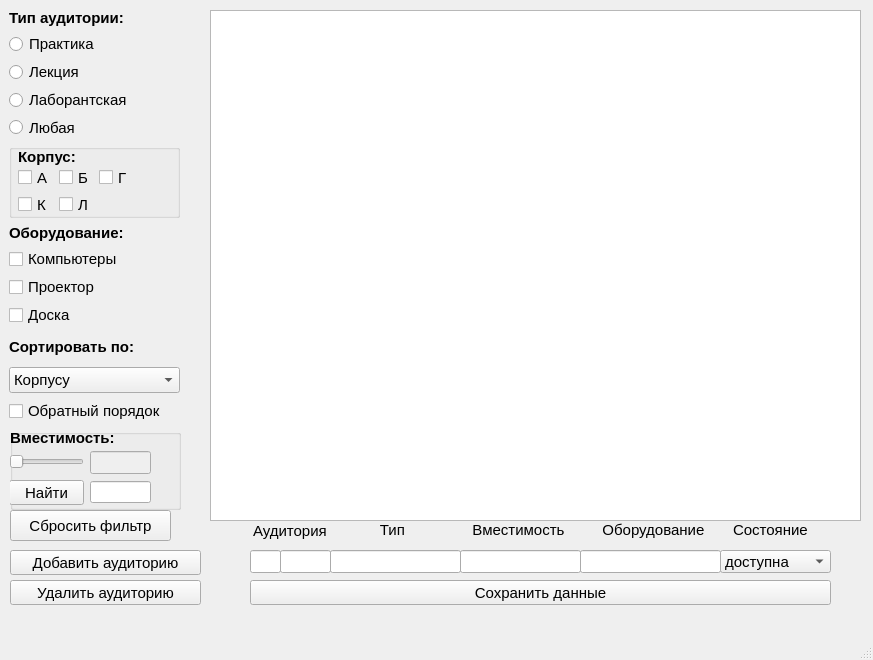
First picture: the form in mainwindow.ui, repository kirill737/BookingApp, before the edit.
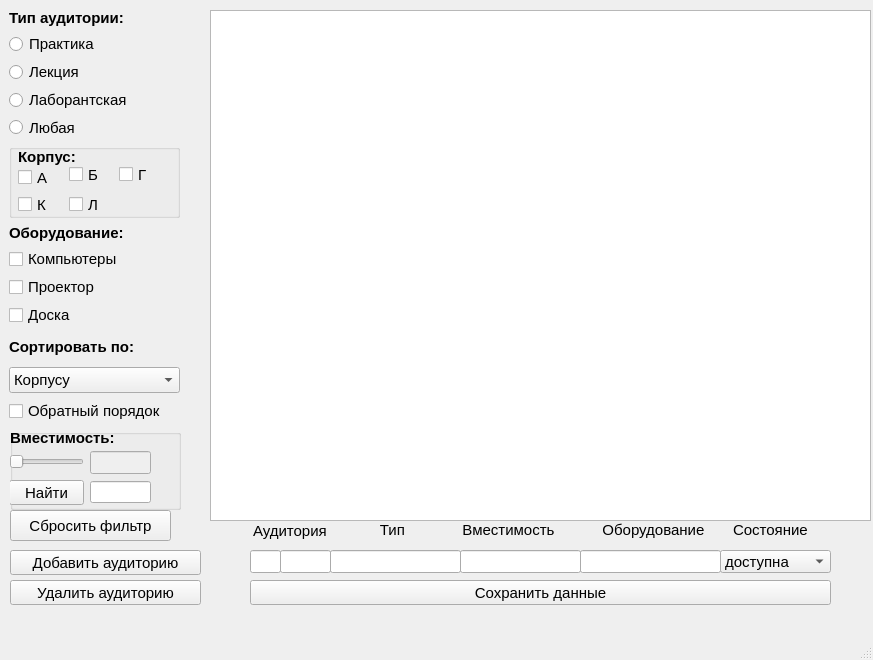
Second picture: the form after the edit.

Diff of the .ui file:
```diff
--- a/mainwindow.ui
+++ b/mainwindow.ui
@@ -37,7 +37,7 @@
      <rect>
       <x>210</x>
       <y>10</y>
-      <width>651</width>
+      <width>661</width>
       <height>511</height>
      </rect>
     </property>
@@ -300,9 +300,9 @@
    <widget class="QLabel" name="label_8">
     <property name="geometry">
      <rect>
-      <x>460</x>
+      <x>450</x>
       <y>520</y>
-      <width>111</width>
+      <width>141</width>
       <height>20</height>
      </rect>
     </property>
@@ -556,7 +556,7 @@
     <widget class="QCheckBox" name="checkBox_build_L">
      <property name="geometry">
       <rect>
-       <x>50</x>
+       <x>60</x>
        <y>50</y>
        <width>33</width>
        <height>21</height>
@@ -633,8 +633,8 @@
     <widget class="QCheckBox" name="checkBox_build_B">
      <property name="geometry">
       <rect>
-       <x>50</x>
-       <y>23</y>
+       <x>60</x>
+       <y>20</y>
        <width>33</width>
        <height>21</height>
       </rect>
@@ -652,8 +652,8 @@
     <widget class="QCheckBox" name="checkBox_build_G">
      <property name="geometry">
       <rect>
-       <x>90</x>
-       <y>23</y>
+       <x>110</x>
+       <y>20</y>
        <width>31</width>
        <height>21</height>
       </rect>
```
